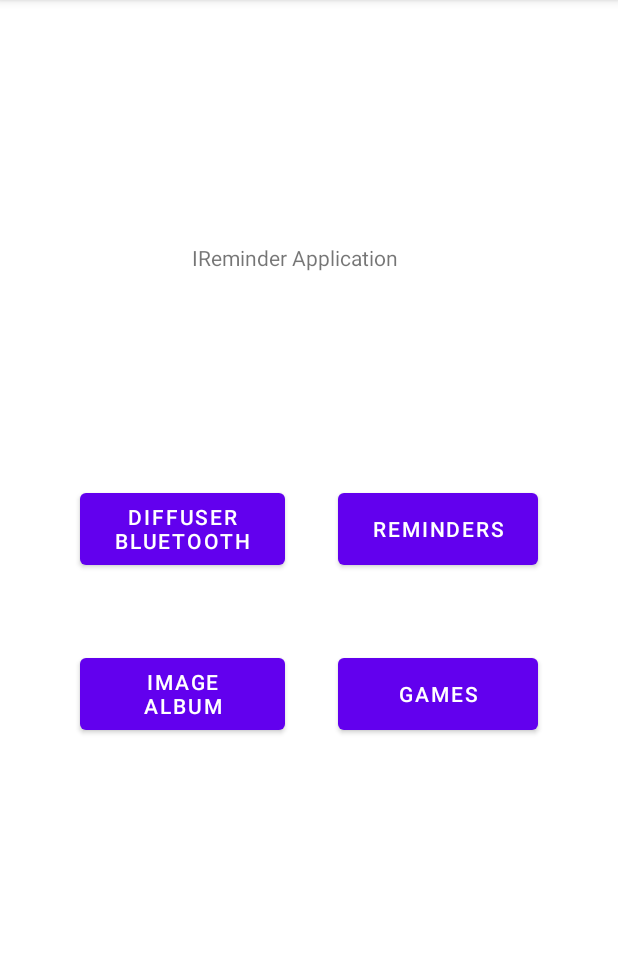
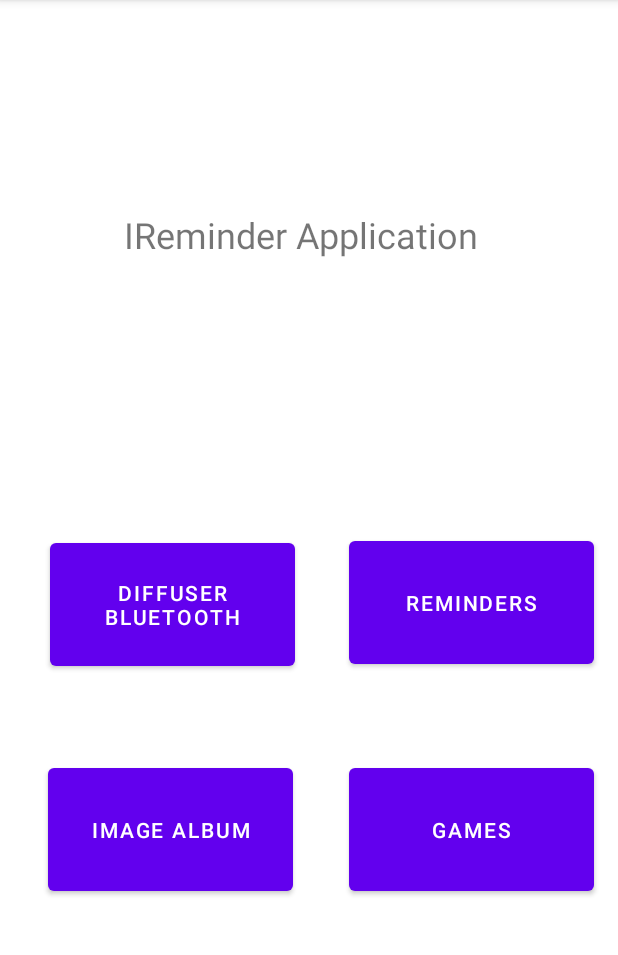
Before and after one commit to John-2525/MP_Bluetooth_Module, an Android app: the screen it shows after launch (MainActivity), on a phone screen of 412 x 824 dp, the part 84-1039 px from its top. Run offline under Robolectric (Android 15) with nearby library versions, the phone set to English and light mode, and no system bars.

Commit message:
Changed the layout to constraint layout Modified layout some more Layout looks fine on phone

```diff
--- a/app/src/main/java/DataBase/BluetoothListView.java
+++ /dev/null
@@ -1,5 +0,0 @@
-package DataBase;
-
-public class BluetoothListView {
-
-}
--- a/app/src/main/java/com/example/mp_bluetooth_module/BluetoothDeviceTextView.java
+++ b/app/src/main/java/com/example/mp_bluetooth_module/BluetoothDeviceTextView.java
@@ -10,5 +10,10 @@ public class BluetoothDeviceTextView extends AppCompatActivity {
     protected void onCreate(Bundle savedInstanceState) {
         super.onCreate(savedInstanceState);
         setContentView(R.layout.activity_bluetooth_device_text_view);
+
+        // Purpose is to create a LinearLayout with textview template rows
+        // The LinearLayout is used to store the textview boxes within them
+        // The textview boxes serve as a template for how subsequent rows of data are to be displayed
+        // The LinearLayout will then be inserted into the LayoutView in diffuser_listview.java and its layout file
     }
 }
--- a/app/src/main/java/com/example/mp_bluetooth_module/Diffuser_Listview.java
+++ b/app/src/main/java/com/example/mp_bluetooth_module/Diffuser_Listview.java
@@ -102,4 +102,3 @@ public class Diffuser_Listview extends AppCompatActivity {
 
 }
 // TODO Find way to connect to bluetooth when touching one of the address from listview
-// TODO Find a way to display name and address
--- a/app/src/main/res/layout/activity_diffuser_listview.xml
+++ b/app/src/main/res/layout/activity_diffuser_listview.xml
@@ -1,7 +1,8 @@
 <?xml version="1.0" encoding="utf-8"?>
-<RelativeLayout xmlns:android="http://schemas.android.com/apk/res/android"
+<androidx.constraintlayout.widget.ConstraintLayout xmlns:android="http://schemas.android.com/apk/res/android"
     xmlns:app="http://schemas.android.com/apk/res-auto"
     xmlns:tools="http://schemas.android.com/tools"
+    android:id="@+id/ConstraintLayout2"
     android:layout_width="match_parent"
     android:layout_height="match_parent"
     tools:context=".Diffuser_Listview">
@@ -10,48 +11,46 @@
       android:id="@+id/Diffuser_Activity_Textview"
       android:layout_width="wrap_content"
       android:layout_height="wrap_content"
-      android:layout_alignParentStart="true"
-      android:layout_alignParentTop="true"
-      android:layout_alignParentEnd="true"
       android:layout_marginStart="82dp"
       android:layout_marginTop="77dp"
       android:layout_marginEnd="81dp"
       android:text="Diffuser Bluetooth ListView"
-      android:textSize="20dp" />
+      android:textSize="20dp"
+      app:layout_constraintEnd_toEndOf="parent"
+      app:layout_constraintStart_toStartOf="parent"
+      app:layout_constraintTop_toTopOf="parent" />
 
   <Button
       android:id="@+id/Back_button"
       android:layout_width="120dp"
       android:layout_height="wrap_content"
-      android:layout_alignParentStart="true"
-      android:layout_alignParentBottom="true"
       android:layout_marginStart="54dp"
       android:layout_marginBottom="28dp"
-      android:text="Back" />
+      android:text="Back"
+      app:layout_constraintBottom_toBottomOf="parent"
+      app:layout_constraintStart_toStartOf="parent" />
 
   <Button
       android:id="@+id/Refresh_button"
       android:layout_width="116dp"
       android:layout_height="wrap_content"
-      android:layout_alignParentEnd="true"
-      android:layout_alignParentBottom="true"
       android:layout_marginStart="70dp"
       android:layout_marginEnd="54dp"
       android:layout_marginBottom="28dp"
-      android:text="Refresh" />
+      android:text="Refresh"
+      app:layout_constraintBottom_toBottomOf="parent"
+      app:layout_constraintEnd_toEndOf="parent" />
 
   <ListView
       android:id="@+id/BluetoothListView"
-      android:layout_width="match_parent"
-      android:layout_height="wrap_content"
-      android:layout_below="@+id/Diffuser_Activity_Textview"
-      android:layout_alignParentStart="true"
-      android:layout_alignParentEnd="true"
-      android:layout_alignParentBottom="true"
-      android:layout_marginStart="0dp"
-      android:layout_marginTop="33dp"
-      android:layout_marginEnd="0dp"
-      android:layout_marginBottom="93dp" />
+      android:layout_width="417dp"
+      android:layout_height="520dp"
+      android:layout_marginBottom="48dp"
+      app:layout_constraintBottom_toBottomOf="parent"
+      app:layout_constraintEnd_toEndOf="parent"
+      app:layout_constraintStart_toStartOf="parent"
+      app:layout_constraintTop_toBottomOf="@+id/Diffuser_Activity_Textview"
+      app:layout_constraintVertical_bias="0.271" />
 
 
-</RelativeLayout>
+</androidx.constraintlayout.widget.ConstraintLayout>
--- a/app/src/main/res/layout/activity_main.xml
+++ b/app/src/main/res/layout/activity_main.xml
@@ -1,102 +1,68 @@
 <?xml version="1.0" encoding="utf-8"?>
-<RelativeLayout xmlns:android="http://schemas.android.com/apk/res/android"
+<androidx.constraintlayout.widget.ConstraintLayout xmlns:android="http://schemas.android.com/apk/res/android"
     xmlns:app="http://schemas.android.com/apk/res-auto"
     xmlns:tools="http://schemas.android.com/tools"
+    android:id="@+id/ConstraintLayout"
     android:layout_width="match_parent"
     android:layout_height="match_parent"
     tools:context=".MainActivity">
 
     <TextView
         android:id="@+id/home_textview"
-        android:layout_width="147dp"
-        android:layout_height="wrap_content"
-        android:layout_alignParentStart="true"
-        android:layout_alignParentTop="true"
-        android:layout_alignParentEnd="true"
-        android:layout_alignParentBottom="true"
-        android:layout_marginStart="128dp"
-        android:layout_marginTop="162dp"
-        android:layout_marginEnd="128dp"
-        android:layout_marginBottom="539dp"
+        android:layout_width="246dp"
+        android:layout_height="39dp"
+        android:layout_marginTop="140dp"
         android:scaleX="1"
         android:scaleY="1"
         android:text="IReminder Application"
-        app:layout_constraintBottom_toBottomOf="parent"
-        app:layout_constraintLeft_toLeftOf="parent"
-        app:layout_constraintRight_toRightOf="parent"
-        app:layout_constraintTop_toTopOf="parent"
-        app:layout_constraintVertical_bias="0.193" />
+        android:textSize="24dp"
+        app:layout_constraintEnd_toEndOf="parent"
+        app:layout_constraintHorizontal_bias="0.496"
+        app:layout_constraintStart_toStartOf="parent"
+        app:layout_constraintTop_toTopOf="parent" />
 
     <Button
         android:id="@+id/diffuser_button"
-        android:layout_width="133dp"
-        android:layout_height="60dp"
-        android:layout_above="@+id/image_album_button"
-        android:layout_alignParentStart="true"
-        android:layout_marginStart="53dp"
-        android:layout_marginEnd="35dp"
-        android:layout_marginBottom="50dp"
-        android:layout_toStartOf="@+id/reminder_button"
-        android:onClick="diffuserButtonClicked"
+        android:layout_width="163dp"
+        android:layout_height="94dp"
+        android:layout_marginEnd="36dp"
+        android:layout_marginBottom="56dp"
         android:text="Diffuser Bluetooth"
-        app:layout_constraintBottom_toBottomOf="parent"
-        app:layout_constraintEnd_toEndOf="parent"
-        app:layout_constraintHorizontal_bias="0.201"
-        app:layout_constraintStart_toStartOf="parent"
-        app:layout_constraintTop_toTopOf="parent"
-        app:layout_constraintVertical_bias="0.39" />
+        app:layout_constraintBottom_toTopOf="@+id/image_album_button"
+        app:layout_constraintEnd_toStartOf="@+id/reminder_button" />
 
     <Button
         android:id="@+id/reminder_button"
-        android:layout_width="133dp"
-        android:layout_height="60dp"
-        android:layout_above="@+id/game_button"
-        android:layout_alignParentEnd="true"
-        android:layout_marginEnd="53dp"
-        android:layout_marginBottom="50dp"
+        android:layout_width="163dp"
+        android:layout_height="94dp"
+        android:layout_marginEnd="16dp"
+        android:layout_marginBottom="56dp"
         android:text="Reminders"
-        app:layout_constraintBottom_toBottomOf="parent"
+        app:layout_constraintBottom_toTopOf="@+id/game_button"
         app:layout_constraintEnd_toEndOf="parent"
-        app:layout_constraintHorizontal_bias="0.772"
-        app:layout_constraintStart_toStartOf="parent"
         app:layout_constraintTop_toTopOf="parent"
-        app:layout_constraintVertical_bias="0.39"
-        android:onClick="reminderButtonClicked" />
+        app:layout_constraintVertical_bias="0.996" />
 
     <Button
         android:id="@+id/game_button"
-        android:layout_width="133dp"
-        android:layout_height="60dp"
-        android:layout_alignParentEnd="true"
-        android:layout_alignParentBottom="true"
-        android:layout_marginEnd="53dp"
-        android:layout_marginBottom="275dp"
+        android:layout_width="163dp"
+        android:layout_height="94dp"
+        android:layout_marginEnd="16dp"
+        android:layout_marginBottom="168dp"
         android:text="Games"
         app:layout_constraintBottom_toBottomOf="parent"
-        app:layout_constraintEnd_toEndOf="parent"
-        app:layout_constraintHorizontal_bias="0.773"
-        app:layout_constraintStart_toStartOf="parent"
-        app:layout_constraintTop_toTopOf="parent"
-        app:layout_constraintVertical_bias="0.577"
-        android:onClick="gameButtonClicked" />
+        app:layout_constraintEnd_toEndOf="parent" />
 
     <Button
         android:id="@+id/image_album_button"
-        android:layout_width="133dp"
-        android:layout_height="60dp"
-        android:layout_alignParentStart="true"
-        android:layout_alignParentBottom="true"
-        android:layout_marginStart="53dp"
-        android:layout_marginEnd="35dp"
-        android:layout_marginBottom="275dp"
-        android:layout_toStartOf="@+id/game_button"
+        android:layout_width="163dp"
+        android:layout_height="94dp"
+        android:layout_marginEnd="36dp"
+        android:layout_marginBottom="168dp"
         android:text="Image Album"
         app:layout_constraintBottom_toBottomOf="parent"
-        app:layout_constraintEnd_toEndOf="parent"
-        app:layout_constraintHorizontal_bias="0.205"
-        app:layout_constraintStart_toStartOf="parent"
-        app:layout_constraintTop_toTopOf="parent"
-        app:layout_constraintVertical_bias="0.578"
-        android:onClick="imageAlbumButtonClicked" />
+        app:layout_constraintEnd_toStartOf="@+id/game_button"
+        app:layout_constraintHorizontal_bias="0.969"
+        app:layout_constraintStart_toStartOf="parent" />
 
-</RelativeLayout>
+</androidx.constraintlayout.widget.ConstraintLayout>
```
